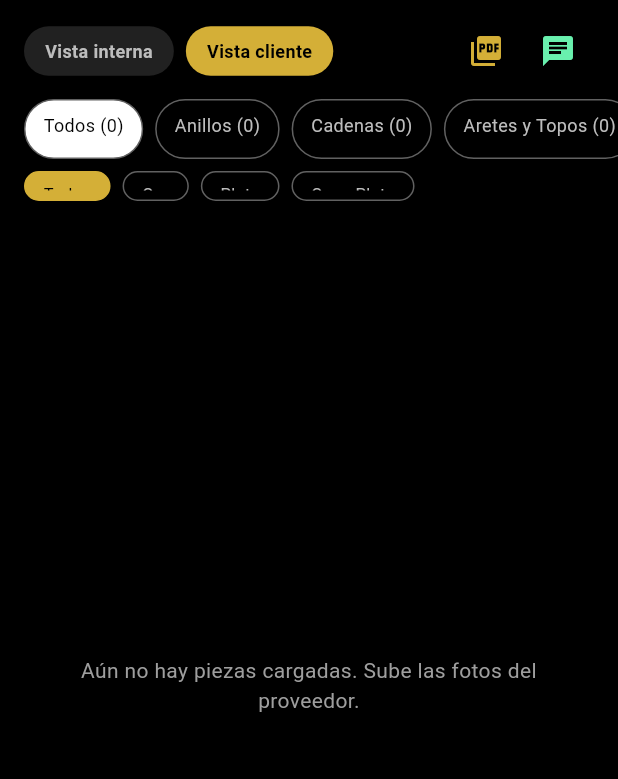
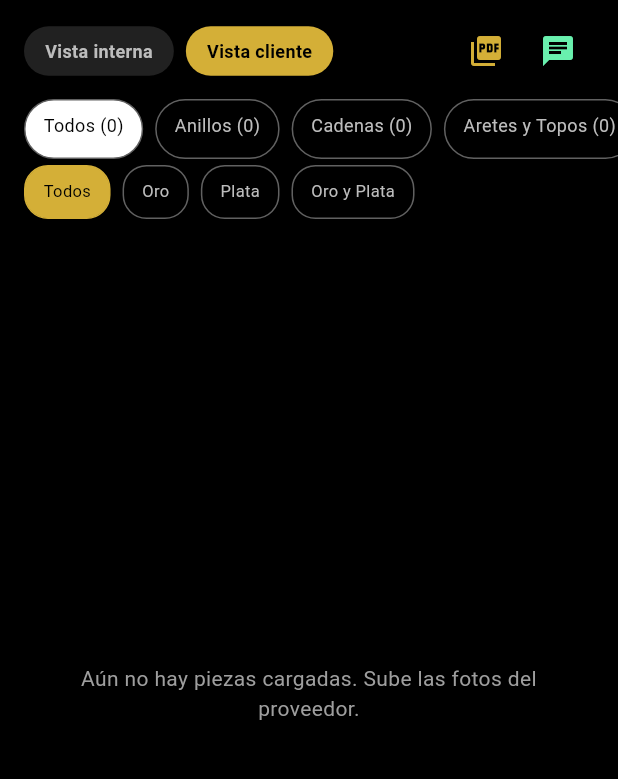
Before and after one commit to joyeriasotelux/sotelux-app.-, a Flutter app: the screen it shows after launch, after a tap on "Vista cliente", on a phone screen of 412 x 824 dp, the part 78-857 px from its top. Run offline on Flutter 3.47's test engine with Material 3 defaults, Android fonts, the phone set to English and light mode, and no system bars; our stand-ins replace cloud_firestore, firebase_auth, firebase_core, firebase_storage, image_picker, pdf and 1 more; accounts and stored records are empty; network calls fail.

Commit message:
Update main.dart

```diff
--- a/lib/main.dart
+++ b/lib/main.dart
@@ -915,10 +915,10 @@ class _CatalogoHomeState extends State<CatalogoHome> {
   Widget _buildFiltroMaterial() {
     final opciones = ['Todos', 'Oro', 'Plata', 'Oro y Plata'];
     return SizedBox(
-      height: 36,
+      height: 46,
       child: ListView.separated(
         scrollDirection: Axis.horizontal,
-        padding: const EdgeInsets.fromLTRB(16, 8, 16, 8),
+        padding: const EdgeInsets.fromLTRB(16, 4, 16, 6),
         itemCount: opciones.length,
         separatorBuilder: (_, __) => const SizedBox(width: 8),
         itemBuilder: (context, i) {
@@ -927,7 +927,8 @@ class _CatalogoHomeState extends State<CatalogoHome> {
           return GestureDetector(
             onTap: () => setState(() => filtroMaterial = op),
             child: Container(
-              padding: const EdgeInsets.symmetric(horizontal: 12, vertical: 6),
+              alignment: Alignment.center,
+              padding: const EdgeInsets.symmetric(horizontal: 12, vertical: 8),
               decoration: BoxDecoration(
                 color: activo ? kGold : Colors.transparent,
                 border: Border.all(color: activo ? kGold : Colors.grey.shade700),
@@ -938,6 +939,7 @@ class _CatalogoHomeState extends State<CatalogoHome> {
                 style: TextStyle(
                   color: activo ? Colors.black : Colors.grey.shade400,
                   fontSize: 11,
+                  height: 1.0,
                 ),
               ),
             ),
```
